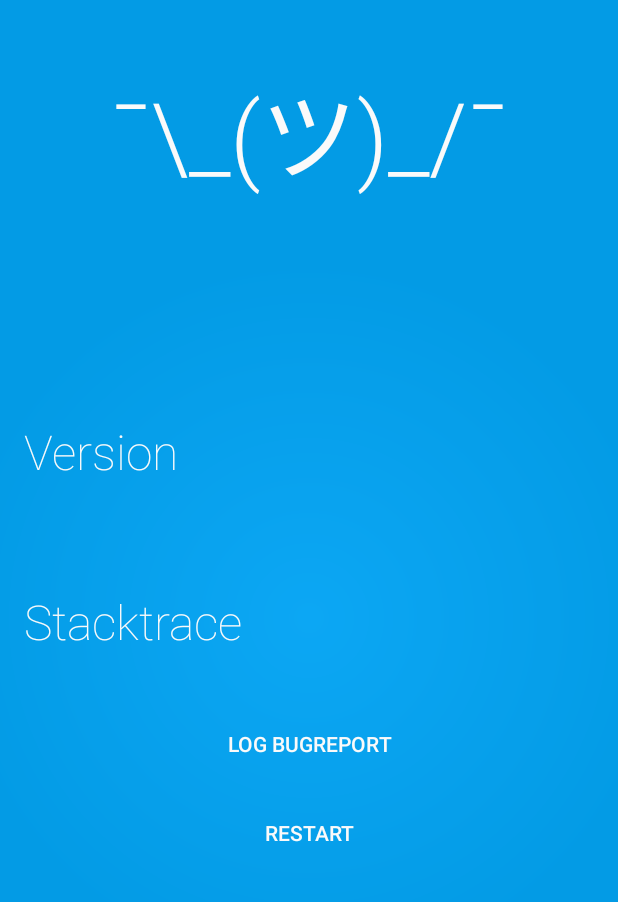
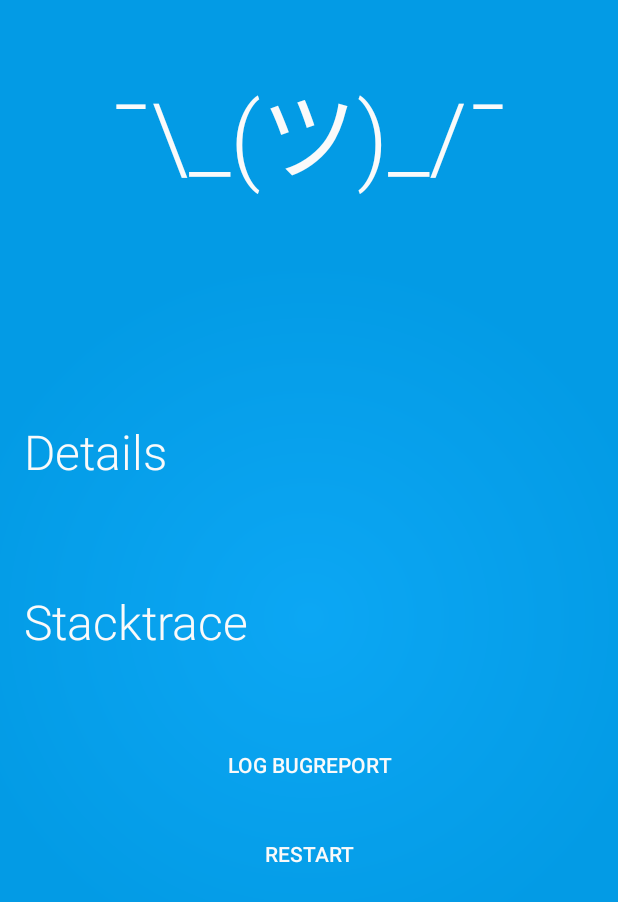
Before and after one commit to patrickfav/planb-android, an Android app: the CrashDetailActivity screen opened directly, with no data from a screen before it, on a phone screen of 412 x 824 dp. Shown: the top 902 px of the screen. Run offline under Robolectric (Android 15) with nearby library versions, the phone set to English and light mode, and no system bars.

Commit message:
fixes up navigation in explorer refines crash detail layout

```diff
--- a/planb-full/src/main/java/at/favre/lib/planb/full/CrashExplorerDetailActivity.java
+++ b/planb-full/src/main/java/at/favre/lib/planb/full/CrashExplorerDetailActivity.java
@@ -54,6 +54,8 @@ public class CrashExplorerDetailActivity extends ACrashDetailView {
         if (i == R.id.action_log) {
             Log.w(TAG, CrashDataUtil.getLogString(crashData).toString());
             Toast.makeText(this, R.string.crashexplorer_toast_log, Toast.LENGTH_SHORT).show();
+        } else if (i == android.R.id.home) {
+            onBackPressed();
         }
         return true;
     }
--- a/planb-full/src/main/res/layout/planblib_inc_crashdetails.xml
+++ b/planb-full/src/main/res/layout/planblib_inc_crashdetails.xml
@@ -1,6 +1,7 @@
 <?xml version="1.0" encoding="utf-8"?>
 <merge xmlns:android="http://schemas.android.com/apk/res/android"
-    xmlns:tools="http://schemas.android.com/tools">
+    xmlns:tools="http://schemas.android.com/tools"
+    tools:showIn="@layout/planblib_activity_crashdetail">
 
     <TextView
         android:id="@+id/timestamp"
@@ -13,7 +14,7 @@
     <TextView
         android:id="@+id/title"
         style="@style/PlanBCrashDetailBaseText"
-        android:fontFamily="sans-serif-thin"
+        android:fontFamily="sans-serif-light"
         android:paddingBottom="4dp"
         android:textSize="36sp"
         tools:text="NullPointerException" />
@@ -27,7 +28,7 @@
     <TextView
         style="@style/PlanBCrashDetailSubHeader"
         android:paddingBottom="4dp"
-        android:text="@string/crashdetail_title_version" />
+        android:text="@string/crashdetail_title_details" />
 
     <TextView
         android:id="@+id/tv_state_version"
@@ -66,6 +67,13 @@
         style="@style/PlanBCrashDetailSubHeader"
         android:text="@string/crashdetail_title_stacktrace" />
 
+    <TextView
+        android:id="@+id/tv_thread"
+        style="@style/PlanBCrashDetailMonospace"
+        android:alpha="0.65"
+        android:textSize="10sp"
+        tools:text="Thread: 15387-15387" />
+
     <HorizontalScrollView
         android:layout_width="match_parent"
         android:layout_height="wrap_content">
--- a/planb-full/src/main/res/values/crashstyles.xml
+++ b/planb-full/src/main/res/values/crashstyles.xml
@@ -18,7 +18,7 @@
     <style name="PlanBCrashDetailSubHeader" parent="PlanBCrashDetailBaseText">
         <item name="android:paddingTop">16dp</item>
         <item name="android:textSize">32sp</item>
-        <item name="android:fontFamily" tools:targetApi="jelly_bean">sans-serif-thin</item>
+        <item name="android:fontFamily" tools:targetApi="jelly_bean">sans-serif-light</item>
     </style>
 
     <style name="PlanBCrashDetailMonospace" parent="PlanBCrashDetailBaseText">
--- a/planb-full/src/main/res/values/strings.xml
+++ b/planb-full/src/main/res/values/strings.xml
@@ -2,7 +2,7 @@
     <string name="app_name">PlanB Full</string>
     <string name="crashdetail_btn_primary">Log Bugreport</string>
     <string name="crashdetail_btn_secondary">Restart</string>
-    <string name="crashdetail_title_version">Version</string>
+    <string name="crashdetail_title_details">Details</string>
     <string name="crashdetail_title_stacktrace">Stacktrace</string>
     <string name="crashdetail_title_additional">Additional Properties</string>
     <string name="crashexplorer_toast_log">Logged to Console</string>
```
Also changed, not shown: planb-full/src/main/AndroidManifest.xml (+6 -2 lines), planb-full/src/main/java/at/favre/lib/planb/full/ACrashDetailView.java (+12 -9 lines).
